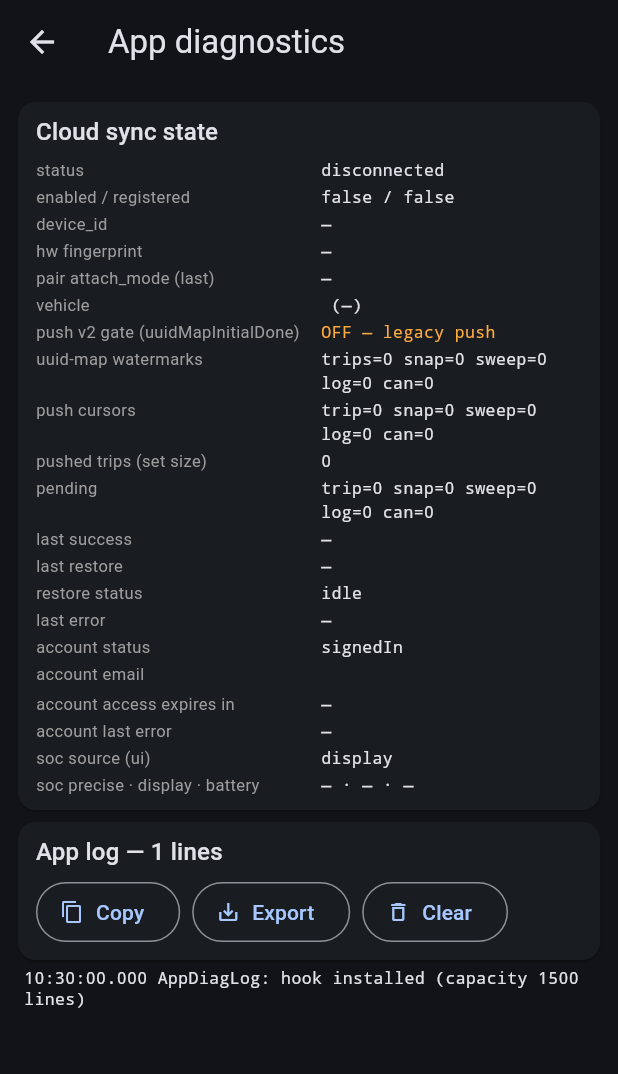
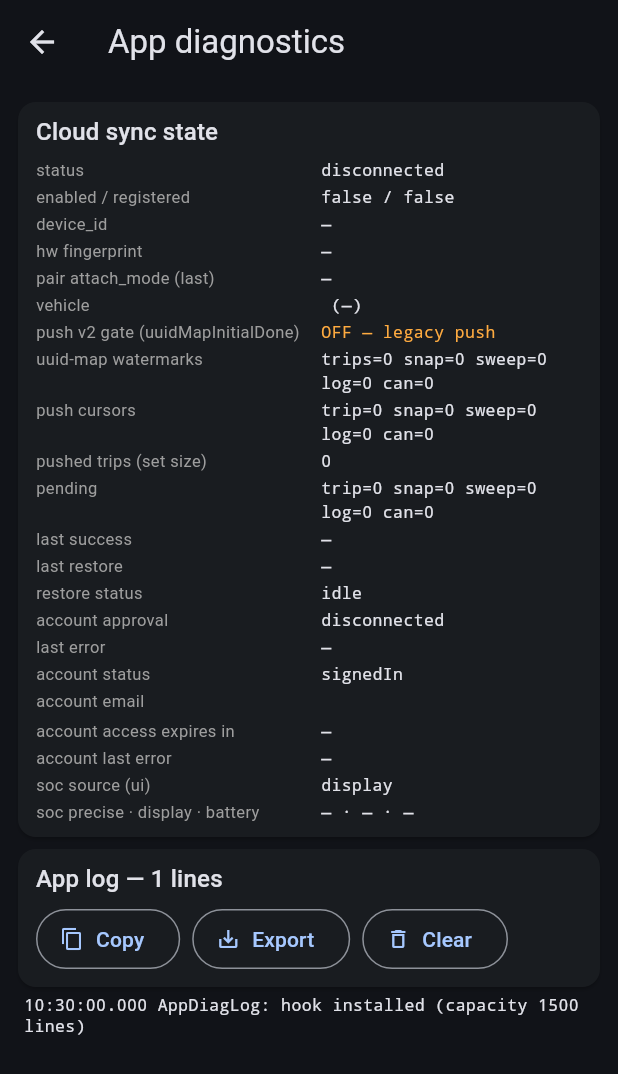
Before and after one commit to AlexTalorJr/bz5-companion, a Flutter app: the AppDiagScreen screen opened directly, on a phone screen of 412 x 824 dp. Shown: the top 1074 px of the screen. Run offline on Flutter 3.47's test engine with Material 3 defaults, Android fonts, the phone set to English and light mode, and no system bars; our stand-ins replace drift, drift_flutter, fl_chart, flutter_blue_plus, flutter_secure_storage, permission_handler and 3 more; accounts and stored records are empty; generated files the repository leaves out were written again.

Commit message:
v0.1.34+133: account approval gate — client statuses (pending/rejected/blocked)
Server introduces a data-plane approval gate (403 account_pending /
account_rejected / account_blocked on ingest, sync and setup planes).
Client side per SPEC_plus133 rev v2 (contract fixed 2026-07-12,
nested detail.error.code — _parseErrorCode already compatible,
untouched):

- CloudSyncStatus: + pendingApproval, + accessDenied
- _AccountGateException carrying the server code
- Recognition in _postIngest (before samples_disabled) and _getJson
  (before the permanent-4xx collapse); v2Probe branch untouched
- syncOnce: gate is a STATE, not an error — token, cursors,
  counters and timers stay; the periodic tick auto-picks-up approval
- Heartbeat skipped while gated (syncOnce probe is enough traffic)
- Settings: all 4 status switches covered; pending = orange
  (decision Q1), denied = red; card shows localized hint instead of
  the raw server code
- app_diag: 'account approval' row (raw code when gated)
- l10n: 4 keys EN+RU (no email in hint — decision Q2)
- invite_code — phase 2, separate patch (decision Q3)

Dead code until APPROVAL_GATE flips server-side — safe to deploy
early (order per server SPEC §7). Deviation from spec text: §1.4
errCode needs '!' (no type promotion on string-literal equality);
raw-code error box suppressed for gate states in favor of the hint.

Gates: check_repo 7/7, const_l10n OK, hal_sync 22 PASS,
regress_plus35 313 PASS / 0 FAIL (WARN G3 pre-exists on baseline).
Chain verified per post-+86 rule (parser mirror 7/7, 2 recognition
sites, mapping code→status→l10n, triplet sync).

```diff
--- a/lib/l10n/strings.dart
+++ b/lib/l10n/strings.dart
@@ -283,6 +283,14 @@ class S {
     'cloud.status.syncing': 'Syncing…',
     'cloud.status.error': 'Error — retrying',
     'cloud.status.auth_failed': 'Auth failed — re-register required',
+    // v0.1.34+133: account approval gate
+    'cloud.status.pending_approval': 'Waiting for approval',
+    'cloud.status.access_denied': 'Access denied by owner',
+    'cloud.pending_approval.hint':
+        'Your data is stored locally. Cloud sync will start automatically '
+        'once the owner approves your account.',
+    'cloud.access_denied.hint':
+        'Cloud access is disabled for this account. Local data is intact.',
     // Restore progress lines (inline card)
     'cloud.restoring.validating': 'Restoring: validating token…',
     'cloud.restoring.trips': 'Restoring trips: {a} new / {b} fetched',
@@ -1134,6 +1142,14 @@ class S {
     'cloud.status.syncing': 'Синхронизация…',
     'cloud.status.error': 'Ошибка — повтор',
     'cloud.status.auth_failed': 'Ошибка авторизации — нужна перерегистрация',
+    // v0.1.34+133: account approval gate
+    'cloud.status.pending_approval': 'Ожидает подтверждения',
+    'cloud.status.access_denied': 'Доступ закрыт владельцем',
+    'cloud.pending_approval.hint':
+        'Данные хранятся локально. Синхронизация включится автоматически '
+        'после одобрения аккаунта.',
+    'cloud.access_denied.hint':
+        'Облачный доступ для аккаунта отключён. Локальные данные целы.',
     // Restore progress lines (inline card)
     'cloud.restoring.validating': 'Восстановление: проверка токена…',
     'cloud.restoring.trips': 'Восстановление поездок: {a} новых / {b} получено',
--- a/lib/screens/app_diag.dart
+++ b/lib/screens/app_diag.dart
@@ -226,6 +226,11 @@ class _AppDiagScreenState extends State<AppDiagScreen> {
       ('last success', dt(cloud.lastSuccessAt), false),
       ('last restore', dt(cloud.lastRestoreAt), false),
       ('restore status', cloud.restoreStatus.name, false),
+      // v0.1.34+133: approval-gate state — server code if gated,
+      // otherwise the plain sync status name.
+      ('account approval', cloud.lastError?.startsWith('account_') == true
+          ? cloud.lastError!
+          : cloud.status.name, false),
       ('last error', cloud.lastError ?? '—', cloud.lastError != null),
     ];
     // v0.1.29+124 (C2): account-plane state alongside the device-plane
--- a/lib/screens/dashboard.dart
+++ b/lib/screens/dashboard.dart
@@ -920,7 +920,7 @@ class _TripCard extends StatelessWidget {
 
 /// Bump when changing the diagnostic format — helps cross-reference
 /// screenshots to specific app versions while iterating.
-const String _kDiagVersion = 'v0.1.33+132';
+const String _kDiagVersion = 'v0.1.34+133';
 
 /// v0.1.29+94: public alias of the build version string for display outside
 /// dashboard (e.g. the About screen's APP card). Single literal source — the
--- a/lib/services/cloud_sync_service.dart
+++ b/lib/services/cloud_sync_service.dart
@@ -125,6 +125,16 @@ enum CloudSyncStatus {
   /// Server returned 401. Token is bad — user must re-register with
   /// a fresh setup token from the owner.
   authFailed,
+
+  /// v0.1.34+133: server gate — the account exists but the owner has
+  /// not approved it yet (403 account_pending). Token and data intact;
+  /// the periodic tick keeps probing, so approval is picked up
+  /// automatically with zero user action.
+  pendingApproval,
+
+  /// v0.1.34+133: server gate — account_rejected / account_blocked.
+  /// Permanent until the owner flips it; token and LOCAL DATA intact.
+  accessDenied,
 }
 
 /// Vehicle row from GET /v1/setup/vehicles.
@@ -1092,6 +1102,15 @@ class CloudSyncService extends ChangeNotifier {
       _lastError = e.toString();
       _status = CloudSyncStatus.error;
       await _persistError(_lastError!);
+    } on _AccountGateException catch (e) {
+      // v0.1.34+133: not an error — a state. Token, cursors and timers
+      // stay; the next periodic tick re-probes, so an approval flips us
+      // back to normal flow automatically (server SPEC §2/§8).
+      _status = e.code == 'account_pending'
+          ? CloudSyncStatus.pendingApproval
+          : CloudSyncStatus.accessDenied;
+      _lastError = e.code;
+      await _persistError(e.code);
     } on _BridgeException catch (e) {
       _lastError = e.message;
       _status = CloudSyncStatus.error;
@@ -1459,6 +1478,10 @@ class CloudSyncService extends ChangeNotifier {
 
   Future<void> _sendHeartbeat() async {
     if (!_enabled || !isRegistered) return;
+    if (_status == CloudSyncStatus.pendingApproval ||
+        _status == CloudSyncStatus.accessDenied) {
+      return; // v0.1.34+133: gated — syncOnce's probe is enough traffic.
+    }
     try {
       await _postIngest('/v1/data/ingest/heartbeat',
           {'client_version': await _readAppVersion()});
@@ -2142,6 +2165,16 @@ class CloudSyncService extends ChangeNotifier {
       // belongs HERE (the v2Probe parameter is on _getJson).
       if (v2Probe && (code == 400 || code == 404 || code == 405)) {
         throw const _EndpointNotDeployedException();
+      }
+      // v0.1.34+133: data-plane approval gate (server SPEC §2) on the
+      // pull/restore path. Recognized BEFORE the permanent-4xx collapse.
+      if (code == 403) {
+        final errCode = _parseErrorCode(resp.body);
+        if (errCode == 'account_pending' ||
+            errCode == 'account_rejected' ||
+            errCode == 'account_blocked') {
+          throw _AccountGateException(errCode!);
+        }
       }
       // 400 / 403 / 404 / 409 / other 4xx → permanent client error.
       throw _BridgeException(
@@ -2366,6 +2399,14 @@ class CloudSyncService extends ChangeNotifier {
       // remember samples_disabled, log other 403s. Not retryable.
       if (code == 403) {
         final errCode = _parseErrorCode(resp.body);
+        // v0.1.34+133: data-plane approval gate (server SPEC §2).
+        // Same nested wire shape as samples_disabled — _parseErrorCode
+        // already unwraps detail.error.code.
+        if (errCode == 'account_pending' ||
+            errCode == 'account_rejected' ||
+            errCode == 'account_blocked') {
+          throw _AccountGateException(errCode!);
+        }
         if (path.contains('/samples') && errCode == 'samples_disabled') {
           await _markSamplesRejected();
           throw _BridgeException('Samples ingest disabled on server');
@@ -2733,7 +2774,7 @@ class CloudSyncService extends ChangeNotifier {
   /// Read app version from the static value baked into the build.
   /// We don't have package_info_plus as a dep — pubspec-version is
   /// hardcoded here. Update when bumping. Off-by-one tolerated.
-  Future<String> _readAppVersion() async => '0.1.33+132';
+  Future<String> _readAppVersion() async => '0.1.34+133';
 }
 
 // ─── Internal exceptions ────────────────────────────────────────────
@@ -2743,6 +2784,13 @@ class _BridgeException implements Exception {
   const _BridgeException(this.message);
   @override
   String toString() => message;
+}
+
+/// v0.1.34+133: data-plane approval gate (server SPEC §2). Carries the
+/// server error code so syncOnce can map pending vs rejected/blocked.
+class _AccountGateException implements Exception {
+  final String code; // 'account_pending' | 'account_rejected' | 'account_blocked'
+  const _AccountGateException(this.code);
 }
 
 /// v0.1.29+117 (C1): the requested endpoint answered 404/405 and the caller
--- a/pubspec.yaml
+++ b/pubspec.yaml
@@ -1,7 +1,7 @@
 name: bz5_companion
 description: Toyota BZ5 telemetry & monitoring app
 publish_to: 'none'
-version: 0.1.33+132
+version: 0.1.34+133
 
 environment:
   sdk: '>=3.3.0 <4.0.0'
```
Also changed, not shown: lib/screens/settings.dart (+54 -1 lines).
